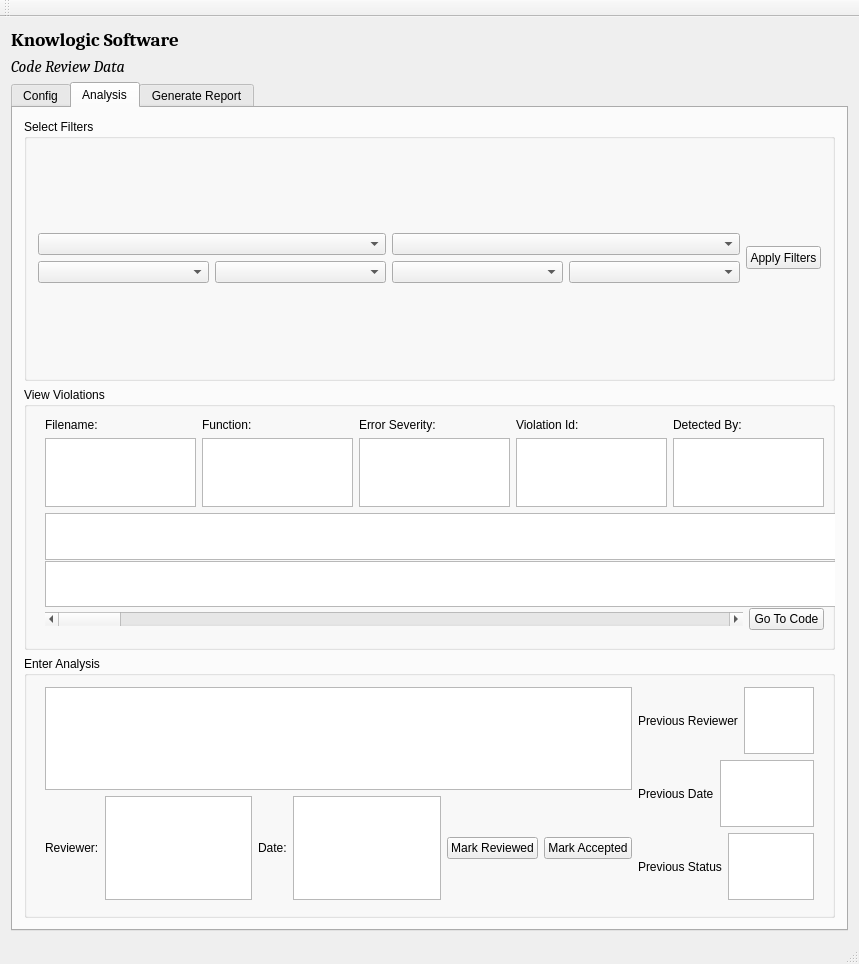
Qt form crmainwindow.ui (jvahue/codereview1) before a commit.
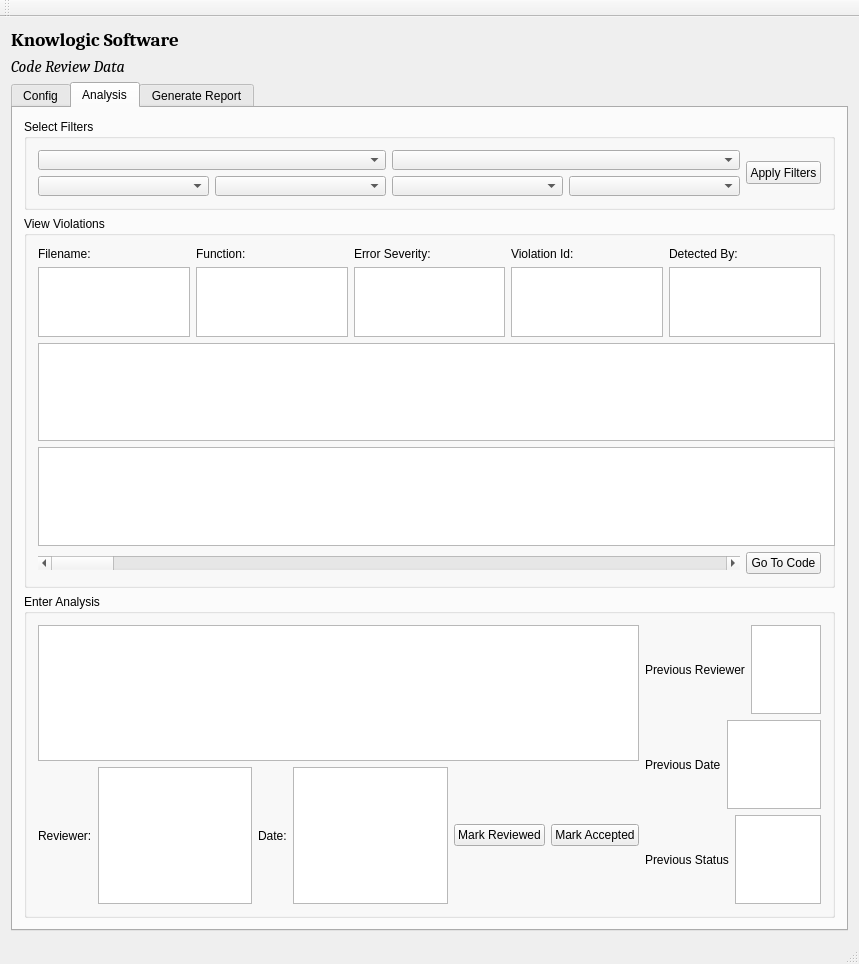
The same form after that commit.

Commit message: Fix resize issues on Analysis tab

Diff of the .ui file:
```diff
--- a/crmainwindow.ui
+++ b/crmainwindow.ui
@@ -379,15 +379,8 @@
             <property name="title">
              <string>View Violations</string>
             </property>
-            <widget class="QWidget" name="layoutWidget">
-             <property name="geometry">
-              <rect>
-               <x>10</x>
-               <y>20</y>
-               <width>801</width>
-               <height>234</height>
-              </rect>
-             </property>
+            <layout class="QHBoxLayout" name="horizontalLayout_22">
+             <item>
              <layout class="QVBoxLayout" name="verticalLayout_8">
               <item>
                <layout class="QHBoxLayout" name="horizontalLayout_filtervalues">
@@ -512,7 +505,8 @@
                </layout>
               </item>
              </layout>
-            </widget>
+             </item>
+            </layout>
            </widget>
           </item>
           <item>
@@ -526,15 +520,8 @@
             <property name="title">
              <string>Enter Analysis</string>
             </property>
-            <widget class="QWidget" name="layoutWidget">
-             <property name="geometry">
-              <rect>
-               <x>10</x>
-               <y>20</y>
-               <width>791</width>
-               <height>235</height>
-              </rect>
-             </property>
+            <layout class="QHBoxLayout" name="horizontalLayout_12">
+             <item>
              <layout class="QHBoxLayout" name="horizontalLayout_20">
               <item>
                <layout class="QVBoxLayout" name="verticalLayout_4">
@@ -636,7 +623,8 @@
                </layout>
               </item>
              </layout>
-            </widget>
+             </item>
+            </layout>
            </widget>
           </item>
          </layout>
```
Lines whose indentation alone changed are shown as unchanged. The commit also changes 1 other file.
